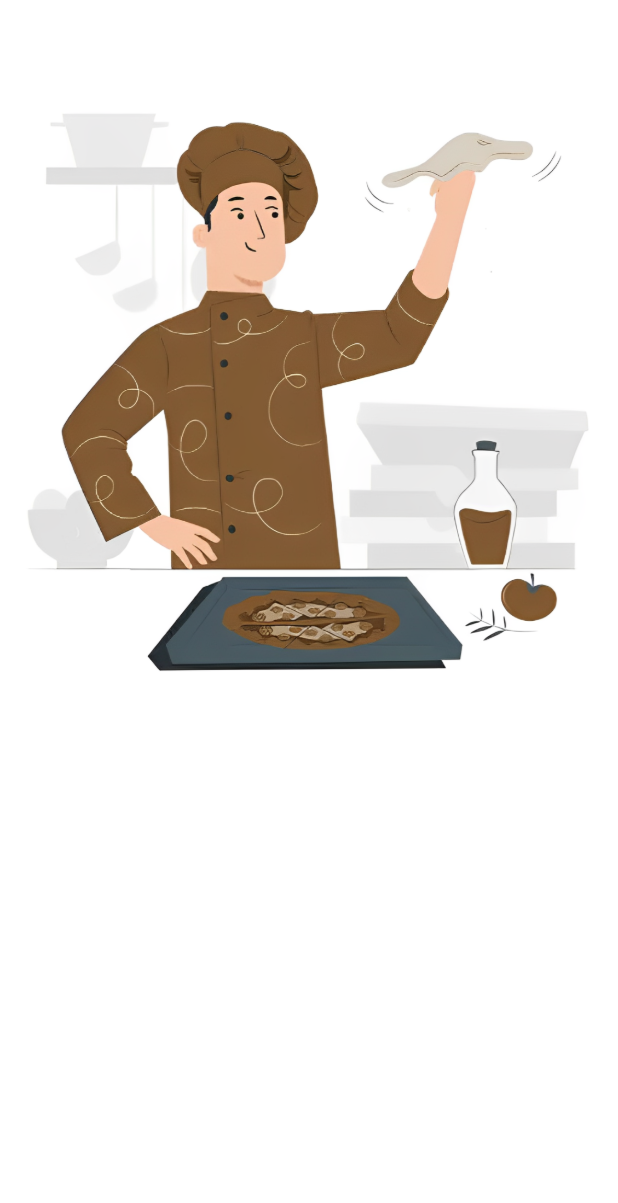
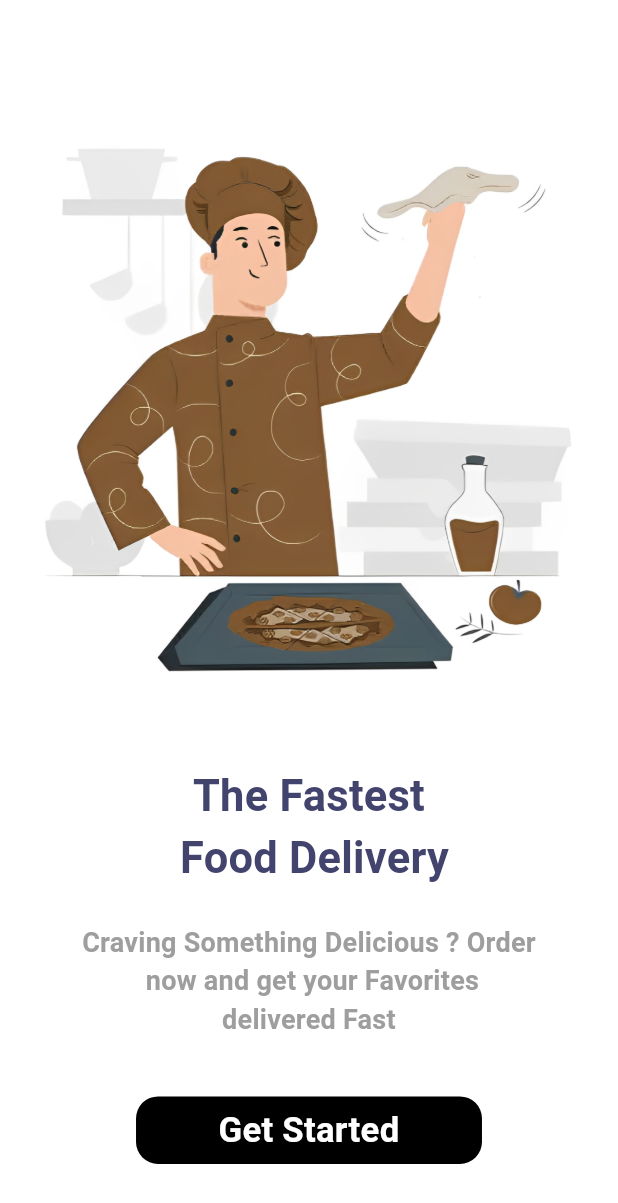
Before and after one commit to AyushSoni45655/Food-App, a Flutter app: the screen it shows after launch, on a phone screen of 412 x 824 dp. Shown: the top 1203 px of the screen. Run offline on Flutter 3.47's test engine with Material 3 defaults, Android fonts, the phone set to English and light mode, and no system bars; our stand-ins replace connectivity_plus, firebase_core, flutter_screenutil, fluttertoast, get, get_it and 2 more; accounts and stored records are empty; Roboto replaces fonts that are missing (Poppins).

Commit message:
splash screen

```diff
--- a/lib/core/constant/stringHelper.dart
+++ b/lib/core/constant/stringHelper.dart
@@ -57,5 +57,6 @@ class StringHelper {
                                                                                       // foood app string
 
   static const String splashTi = "The Fastest\n Food Delivery";
-  static const String splashST = "Craving Something Delicious ? Order now and get your Favorites delivered Fast";
+  static const String getS = "Get Started";
+  static const String splashST = "Craving Something Delicious ? Order\n now and get your Favorites \ndelivered Fast";
 }
--- a/lib/feture/presentation/screens/auth_screens/splash.dart
+++ b/lib/feture/presentation/screens/auth_screens/splash.dart
@@ -1,4 +1,11 @@
 import 'package:flutter/material.dart';
+import 'package:flutter_screenutil/flutter_screenutil.dart';
+import 'package:food_application/core/constant/colorsHelper.dart';
+import 'package:food_application/core/constant/dimensionHelper.dart';
+import 'package:food_application/core/constant/helper_funcction.dart';
+import 'package:food_application/core/constant/stringHelper.dart';
+import 'package:food_application/feture/presentation/widgets/custom_button.dart';
+import 'package:food_application/feture/presentation/widgets/custom_text.dart';
 
 import '../../../../core/constant/assetsHelper.dart';
 
@@ -8,10 +15,36 @@ class SplashScreen extends StatelessWidget {
   @override
   Widget build(BuildContext context) {
     return Scaffold(
-      body: Column(
-        children: [
-          Image.asset(AssetsHelper.onboard)
-        ],
+      body: Padding(
+        padding: const EdgeInsets.symmetric(horizontal: DimensionHelper.dimens_20),
+        child: Container(
+          width: DimensionHelper.dimens_all,
+          child: Column(
+            children: [
+              Image.asset(AssetsHelper.onboard,height: AHelperFunction.screenSize(context).height * .6,),
+              SizedBox(height: DimensionHelper.dimens_20.h,),
+              CustomText(
+                alignment: Alignment.center,
+                text: StringHelper.splashTi,
+                color: ColorsHelper.nBlue,
+                fontsize: DimensionHelper.dimens_45,
+              ),
+              SizedBox(height: DimensionHelper.dimens_30.h,),
+              CustomText(
+                alignment: Alignment.center,
+                text: StringHelper.splashST,
+                color: Colors.grey,
+                fontsize: DimensionHelper.dimens_28,
+              ),
+              SizedBox(height: DimensionHelper.dimens_50.h,),
+              CustomButton(
+                text: StringHelper.getS,
+                height: DimensionHelper.dimens_70,
+                width: DimensionHelper.dimens_300.h,
+              )
+            ],
+          ),
+        ),
       ),
     );
   }
--- /dev/null
+++ b/lib/feture/presentation/widgets/custom_button.dart
@@ -0,0 +1,33 @@
+import 'package:flutter/cupertino.dart';
+import 'package:flutter_screenutil/flutter_screenutil.dart';
+import 'package:food_application/core/constant/colorsHelper.dart';
+import 'package:food_application/core/constant/dimensionHelper.dart';
+import 'package:food_application/core/constant/fontsHelper.dart';
+
+class CustomButton extends StatelessWidget {
+  final double ?height;
+  final double ?width;
+  final String? text;
+  final bool  cText;
+  final Color ?color;
+  final VoidCallback? callback;
+  CustomButton({super.key, this.height = 50, this.width = DimensionHelper.dimens_all, this.text, this.callback, this.cText = true, this.color});
+
+  @override
+  Widget build(BuildContext context) {
+    return Container(
+      height: height,
+      width: width,
+      decoration: BoxDecoration(
+        border: cText?null:Border.all(color: CupertinoColors.black,width: 2),
+        color: cText?color??ColorsHelper.blackColor:ColorsHelper.transparent,
+        borderRadius: BorderRadius.circular(DimensionHelper.dimens_20.r)
+      ),
+      child: Center(child: Text(text??"",textAlign: TextAlign.center,style: TextStyle(
+        fontWeight: FontWeight.bold,
+        fontSize: FontHelper.font_36,
+        color:cText? CupertinoColors.white:CupertinoColors.black
+      ),),),
+    );
+  }
+}
--- /dev/null
+++ b/lib/feture/presentation/widgets/custom_text.dart
@@ -0,0 +1,31 @@
+import 'package:flutter/cupertino.dart';
+import 'package:flutter/material.dart';
+
+class CustomText extends StatelessWidget {
+  final String ?text;
+  final TextAlign ?textAlign;
+  final Color ?color;
+  final VoidCallback ? callback;
+  final AlignmentGeometry ?alignment;
+  final double ?fontsize;
+  final FontWeight ?fontWeight;
+
+   CustomText({super.key, this.text, this.color, this.alignment, this.fontWeight, this.callback, this.textAlign, this.fontsize});
+
+  @override
+  Widget build(BuildContext context) {
+    return GestureDetector(
+      onTap: callback,
+      child: Container(
+        alignment: alignment,
+        child: Text(text??'',style: TextStyle(
+          color: color?? Colors.black,
+          fontSize: fontsize??26,
+          fontWeight: fontWeight??FontWeight.bold
+        ),
+          textAlign: textAlign??TextAlign.center,
+        ),
+      ),
+    );
+  }
+}
```
